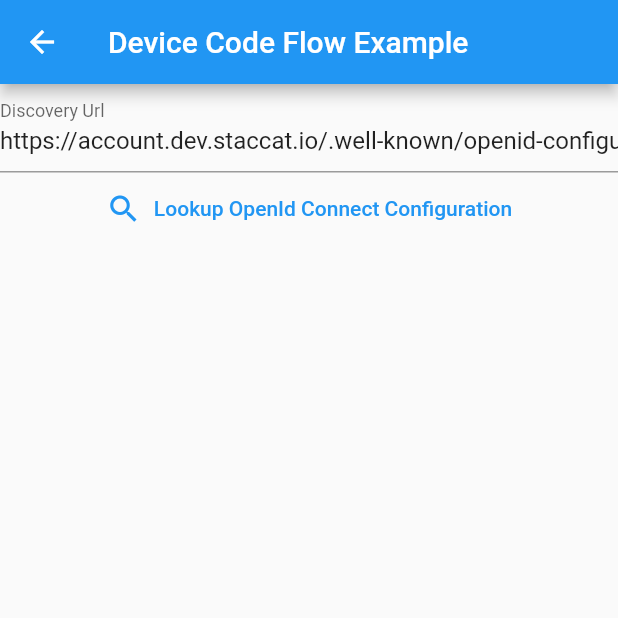
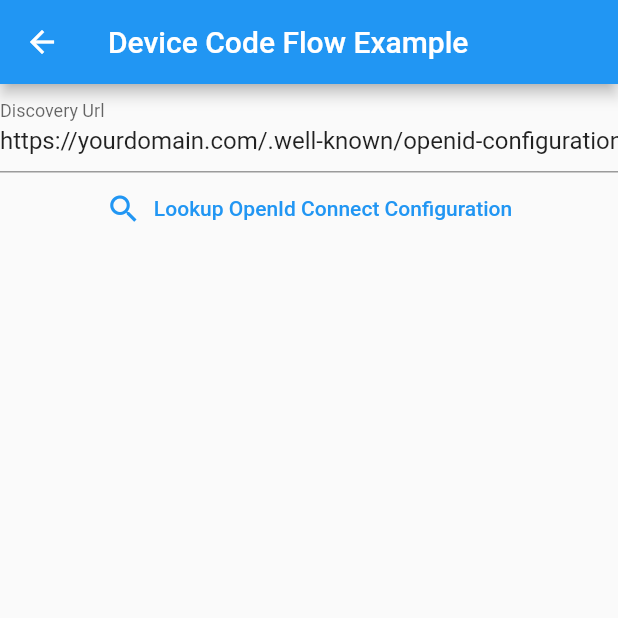
Before and after one commit to 4D-Technologies/openidconnect_flutter, a Flutter app: the DeviceCodePage screen opened directly, on a phone screen of 412 x 824 dp, the top half of it. Run offline on Flutter 3.47's test engine with Material 2 defaults, Android fonts, the light colour scheme and no system bars; our stand-ins replace flutter_secure_storage, plugin_platform_interface, retry, shared_preferences, webview_flutter; missing offline and left inert: cryptography, dart:html; accounts and stored records are empty.

Commit message:
Fix credentials in example

```diff
--- a/example/lib/main.dart
+++ b/example/lib/main.dart
@@ -2,9 +2,9 @@ import 'package:flutter/material.dart';
 import 'package:openidconnect_example/choose.dart';
 
 final defaultDiscoveryUrl =
-    "https://account.dev.staccat.io/.well-known/openid-configuration";
-final defaultClientId = "Admin";
-final defaultClientSecret = "admin321!";
+    "https://yourdomain.com/.well-known/openid-configuration";
+final defaultClientId = "ClientId";
+final defaultClientSecret = "ClientSecret";
 final defaultAudience = "api";
 final defaultRedirectUrl = "http://localhost:50335/callback.html";
 final defaultscopes = [
```
